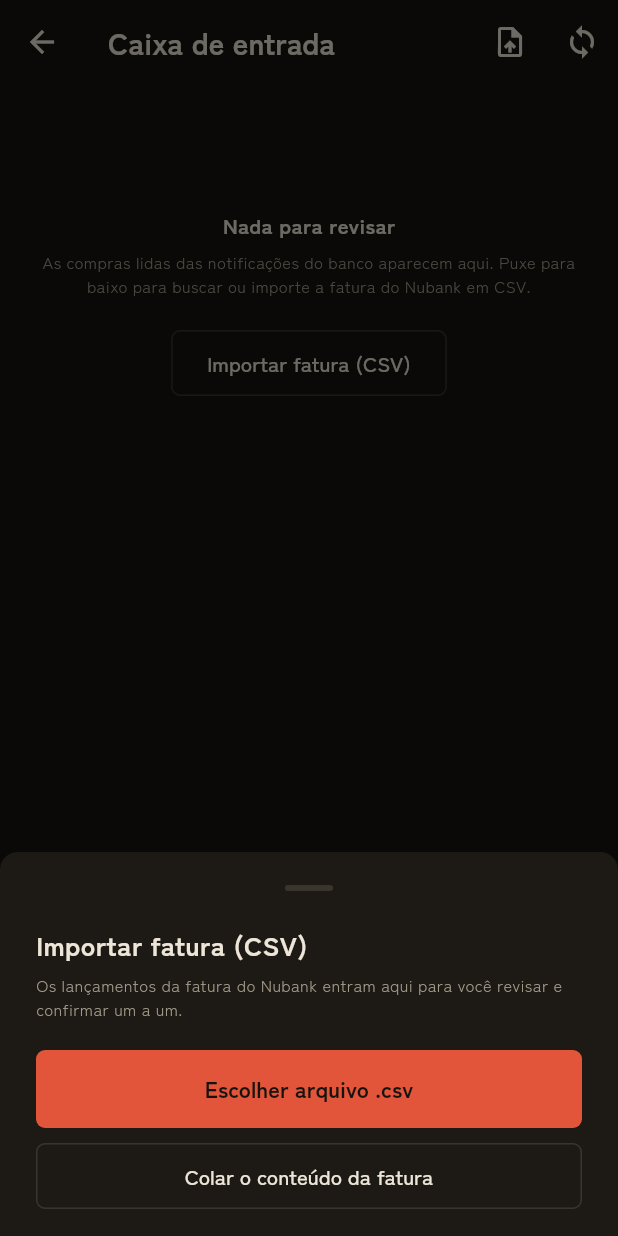
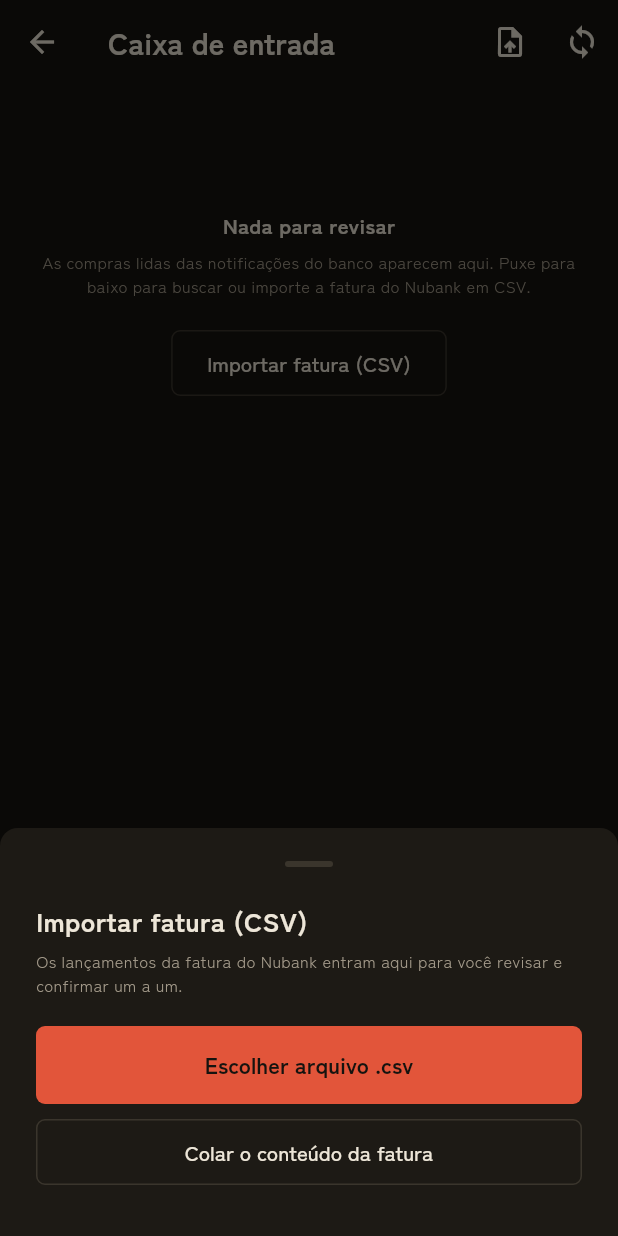
Before and after one commit to LuGoAn/chokin, a Flutter app: the InboxScreen screen opened directly with empty values, after a tap on "Importar fatura (CSV)", on a phone screen of 412 x 824 dp. Run offline on Flutter 3.47's test engine with Material 3 defaults, Android fonts, the phone set to English and light mode, and no system bars; our stand-ins replace file_picker, shared_preferences, sqflite; accounts and stored records are empty.

Commit message:
ajusta espaço embaixo das folhas da caixa de entrada (v1.1.6)

```diff
--- a/lib/presentation/screens/inbox/inbox_screen.dart
+++ b/lib/presentation/screens/inbox/inbox_screen.dart
@@ -133,7 +133,7 @@ class _InboxScreenState extends State<InboxScreen> {
       isScrollControlled: true,
       builder: (ctx) => SafeArea(
         child: Padding(
-          padding: const EdgeInsets.fromLTRB(Sumi.gutter, 0, Sumi.gutter, 16),
+          padding: const EdgeInsets.fromLTRB(Sumi.gutter, 0, Sumi.gutter, 32),
           child: Column(
             mainAxisSize: MainAxisSize.min,
             crossAxisAlignment: CrossAxisAlignment.start,
@@ -166,7 +166,7 @@ class _InboxScreenState extends State<InboxScreen> {
       isScrollControlled: true,
       builder: (ctx) => SafeArea(
         child: Padding(
-          padding: const EdgeInsets.fromLTRB(Sumi.gutter, 0, Sumi.gutter, 16),
+          padding: const EdgeInsets.fromLTRB(Sumi.gutter, 0, Sumi.gutter, 32),
           child: Column(
             mainAxisSize: MainAxisSize.min,
             crossAxisAlignment: CrossAxisAlignment.start,
@@ -411,7 +411,7 @@ class _InboxScreenState extends State<InboxScreen> {
       context: context,
       builder: (ctx) => SafeArea(
         child: Padding(
-          padding: const EdgeInsets.fromLTRB(Sumi.gutter, 0, Sumi.gutter, 16),
+          padding: const EdgeInsets.fromLTRB(Sumi.gutter, 0, Sumi.gutter, 32),
           child: Column(
             mainAxisSize: MainAxisSize.min,
             crossAxisAlignment: CrossAxisAlignment.start,
--- a/lib/services/update_service.dart
+++ b/lib/services/update_service.dart
@@ -44,7 +44,7 @@ class AppUpdateInfo {
 }
 
 class UpdateService {
-  static const currentVersion = '1.1.5';
+  static const currentVersion = '1.1.6';
   static const repoOwner = 'LuGoAn';
   static const repoName = 'chokin';
 
--- a/pubspec.yaml
+++ b/pubspec.yaml
@@ -1,7 +1,7 @@
 name: chokin
 description: "Chokin — Gestão Financeira Pessoal Offline Contínua"
 publish_to: 'none'
-version: 1.1.5+9
+version: 1.1.6+10
 
 environment:
   sdk: '>=3.0.0 <4.0.0'
```
Also changed, not shown: 1 other file.
